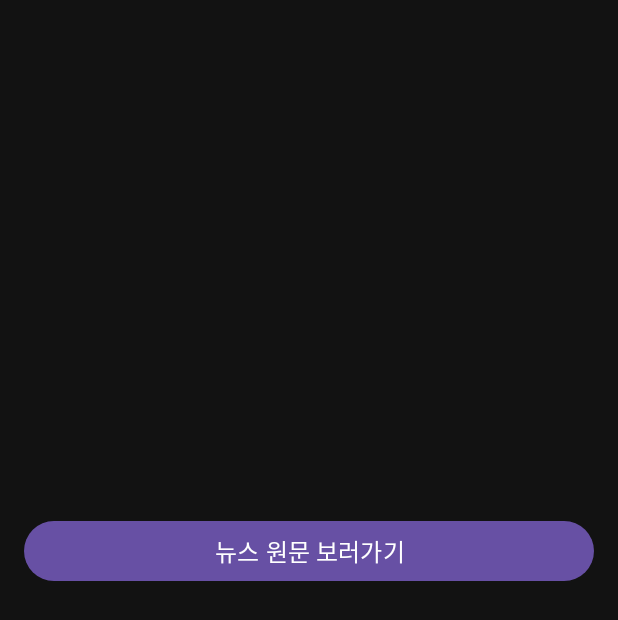
After one commit to ILLUMIN4TION/EveryNews, an Android app: the NewsDetailActivity screen opened directly, with no data from a screen before it, on a phone screen of 412 x 824 dp. The commit adds this screen. Shown: the top 620 px of the screen. Run offline under Robolectric (Android 15) with nearby library versions, the phone set to English and light mode, and no system bars; pictures from the network do not load; 1 statement that could not run was skipped.

Commit message:
뉴스 상세 페이지 기능 구현 및 API 성능 개선
- 뉴스 목록 아이템 클릭 시 기사 상세 내용을 볼 수 있는 상세 페이지를 추가했습니다.
  - `NewsDetailActivity` 및 레이아웃(`activity_news_detail.xml`) 생성
  - 상세 페이지 구성: 제목, 이미지, 본문, 원문 링크 버튼

- 기존 콜백 방식의 `NaverNewsApi`를 코루틴 기반으로 리팩토링하여 성능과 안정성을 개선했습니다.
  - `suspend` 함수를 적용하고 `lifecycleScope`를 사용한 비동기 처리
  - `async/await`를 활용한 이미지 크롤링 병렬 처리로 로딩 속도 향상
  - 데이터 클래스의 `copy()`를 사용하여 불변성을 유지하고 오류를 수정

- 기타 변경 사항
  - `NewsItem` 데이터 클래스에 `Parcelable`을 구현하여 Activity 간 객체 전달
  - `NewsAdapter`에 클릭 리스너 및 화면 전환 로직 추가
  - `AndroidManifest.xml`에 신규 액티비티 등록
  - `Glide` 라이브러리 의존성 추가

```diff
--- a/app/build.gradle.kts
+++ b/app/build.gradle.kts
@@ -1,6 +1,7 @@
 plugins {
     alias(libs.plugins.android.application)
     alias(libs.plugins.kotlin.android)
+    id("kotlin-parcelize")
 }
 
 android {
@@ -51,4 +52,5 @@ dependencies {
     testImplementation(libs.junit)
     androidTestImplementation(libs.androidx.junit)
     androidTestImplementation(libs.androidx.espresso.core)
+    implementation("com.github.bumptech.glide:glide:4.16.0")
 }
--- a/app/src/main/AndroidManifest.xml
+++ b/app/src/main/AndroidManifest.xml
@@ -24,6 +24,9 @@
                 <category android:name="android.intent.category.LAUNCHER" />
             </intent-filter>
         </activity>
+
+        <activity android:name=".NewsDetailActivity" />
+
     </application>
 
 </manifest>
--- /dev/null
+++ b/app/src/main/java/com/example/everynewsapp/NewsDetailActivity.kt
@@ -0,0 +1,81 @@
+package com.example.everynewsapp
+
+import android.content.Intent
+import android.net.Uri
+import android.os.Build
+import android.os.Bundle
+import android.text.Html
+import android.util.Log
+import androidx.appcompat.app.AppCompatActivity
+import com.bumptech.glide.Glide
+import com.example.everynewsapp.databinding.ActivityNewsDetailBinding
+import com.example.everynewsapp.news.model.NewsItem
+
+class NewsDetailActivity : AppCompatActivity() {
+
+    private lateinit var binding: ActivityNewsDetailBinding
+
+    override fun onCreate(savedInstanceState: Bundle?) {
+        super.onCreate(savedInstanceState)
+        binding = ActivityNewsDetailBinding.inflate(layoutInflater)
+        setContentView(binding.root)
+
+        // Intent로부터 NewsItem 객체 받아오기
+        val newsItem = getNewsItemFromIntent()
+
+        // 받아온 데이터가 있으면 UI에 내용 채우기
+        if (newsItem != null) {
+            populateUi(newsItem)
+        } else {
+            // 데이터가 없는 경우 에러 처리
+            Log.e("NewsDetailActivity", "NewsItem 객체를 전달받지 못했습니다.")
+            finish() // 액티비티 종료
+        }
+    }
+
+    // Intent에서 데이터를 안전하게 추출하는 함수
+    private fun getNewsItemFromIntent(): NewsItem? {
+        return if (Build.VERSION.SDK_INT >= Build.VERSION_CODES.TIRAMISU) {
+            intent.getParcelableExtra("NEWS_ITEM", NewsItem::class.java)
+        } else {
+            @Suppress("DEPRECATION")
+            intent.getParcelableExtra<NewsItem>("NEWS_ITEM")
+        }
+    }
+
+    // UI에 데이터를 채우는 함수
+    private fun populateUi(item: NewsItem) {
+        // 1. 제목 설정 (HTML 태그 제거)
+        binding.tvDetailTitle.text = item.title.stripHtml()
+
+        // 2. 내용 설정 (HTML 태그 제거)
+        binding.tvDetailContent.text = item.description.stripHtml()
+
+        // 3. 이미지 로딩 (Glide 사용)
+        // NewsItem에 imageUrl이 없다면 작동하지 않으므로, 이 부분은 실제 데이터에 맞게 조정이 필요할 수 있습니다.
+        Glide.with(this)
+            .load(item.imageUrl) // 실제 이미지 URL 필드
+            .placeholder(R.drawable.ic_launcher_background) // 로딩 중 이미지
+            .error(R.drawable.ic_launcher_foreground) // 에러 시 이미지
+            .into(binding.ivDetailImage)
+
+        // 4. 원문 보기 버튼 클릭 이벤트
+        binding.btnGoToOriginal.setOnClickListener {
+            // originallink가 비어있지 않은 경우에만 브라우저 실행
+            if (item.originallink.isNotEmpty()) {
+                val browserIntent = Intent(Intent.ACTION_VIEW, Uri.parse(item.originallink))
+                startActivity(browserIntent)
+            }
+        }
+    }
+
+    // String 클래스에 HTML 태그를 제거하는 확장 함수 추가
+    private fun String.stripHtml(): String {
+        return if (Build.VERSION.SDK_INT >= Build.VERSION_CODES.N) {
+            Html.fromHtml(this, Html.FROM_HTML_MODE_LEGACY).toString()
+        } else {
+            @Suppress("DEPRECATION")
+            Html.fromHtml(this).toString()
+        }
+    }
+}
--- /dev/null
+++ b/app/src/main/res/layout/activity_news_detail.xml
@@ -0,0 +1,64 @@
+<?xml version="1.0" encoding="utf-8"?>
+<ScrollView
+    xmlns:android="http://schemas.android.com/apk/res/android"
+    xmlns:app="http://schemas.android.com/apk/res-auto"
+    xmlns:tools="http://schemas.android.com/tools"
+    android:layout_width="match_parent"
+    android:layout_height="match_parent"
+    android:background="#121212">
+
+    <androidx.constraintlayout.widget.ConstraintLayout
+        android:layout_width="match_parent"
+        android:layout_height="wrap_content"
+        android:padding="16dp"
+        tools:context=".NewsDetailActivity">
+
+        <TextView
+            android:id="@+id/tvDetailTitle"
+            android:layout_width="0dp"
+            android:layout_height="wrap_content"
+            android:textColor="@android:color/white"
+            android:textSize="22sp"
+            android:textStyle="bold"
+            app:layout_constraintTop_toTopOf="parent"
+            app:layout_constraintStart_toStartOf="parent"
+            app:layout_constraintEnd_toEndOf="parent"
+            tools:text="Tech Giants Battle for AI Supremacy" />
+
+        <ImageView
+            android:id="@+id/ivDetailImage"
+            android:layout_width="0dp"
+            android:layout_height="220dp"
+            android:layout_marginTop="16dp"
+            android:scaleType="centerCrop"
+            app:layout_constraintTop_toBottomOf="@id/tvDetailTitle"
+            app:layout_constraintStart_toStartOf="parent"
+            app:layout_constraintEnd_toEndOf="parent"
+            tools:src="@tools:sample/backgrounds/scenic" />
+
+        <TextView
+            android:id="@+id/tvDetailContent"
+            android:layout_width="0dp"
+            android:layout_height="wrap_content"
+            android:layout_marginTop="16dp"
+            android:textColor="#E0E0E0"
+            android:textSize="16sp"
+            android:lineSpacingExtra="4dp"
+            app:layout_constraintTop_toBottomOf="@id/ivDetailImage"
+            app:layout_constraintStart_toStartOf="parent"
+            app:layout_constraintEnd_toEndOf="parent"
+            tools:text="The race to dominate AI technology is heating up as major tech companies invest billions into research and development. This article explores the latest advancements and the potential impact on society..." />
+
+        <Button
+            android:id="@+id/btnGoToOriginal"
+            android:layout_width="0dp"
+            android:layout_height="wrap_content"
+            android:layout_marginTop="24dp"
+            android:text="뉴스 원문 보러가기"
+            android:textSize="16sp"
+            app:layout_constraintTop_toBottomOf="@id/tvDetailContent"
+            app:layout_constraintStart_toStartOf="parent"
+            app:layout_constraintEnd_toEndOf="parent" />
+
+    </androidx.constraintlayout.widget.ConstraintLayout>
+</ScrollView>
```
Also changed, not shown: app/src/main/java/com/example/everynewsapp/MainActivity.kt (+31 -58 lines), app/src/main/java/com/example/everynewsapp/news/model/NewsItem.kt (+5 -2 lines), app/src/main/java/com/example/everynewsapp/news/network/NaverNewsApi.kt (+30 -31 lines), app/src/main/java/com/example/everynewsapp/news/ui/NewsAdapter.kt (+17 -9 lines).
